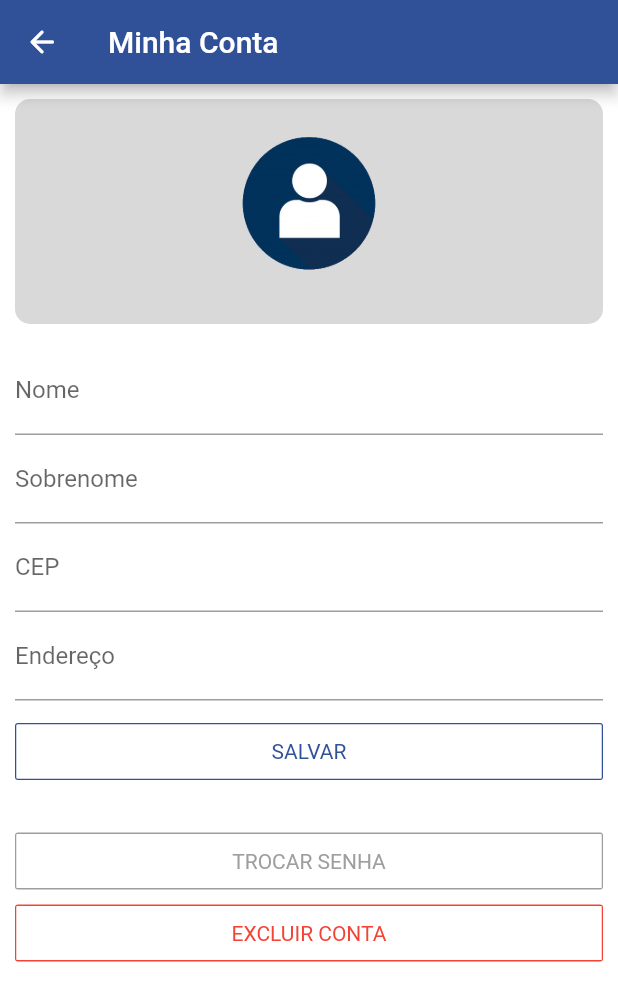
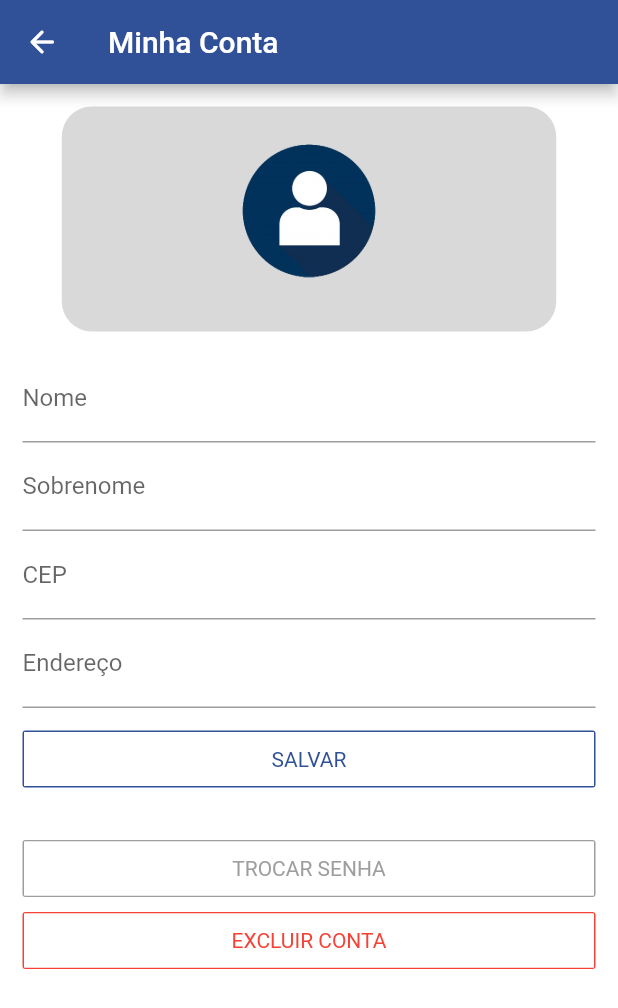
Before and after one commit to Lucas-Alf/open-market, a Flutter app: the Conta screen opened directly, on a phone screen of 412 x 824 dp. Shown: the top 1008 px of the screen. Run offline on Flutter 3.47's test engine with Material 2 defaults, Android fonts, the phone set to English and light mode, and no system bars; our stand-ins replace brasil_fields, cached_network_image, carousel_slider, cloud_firestore, firebase_auth, firebase_core and 4 more; accounts and stored records are empty; network calls fail; Roboto replaces fonts that are missing (Lalezar).

Commit message:
Imagem Conta e Produto

```diff
--- a/lib/conta.dart
+++ b/lib/conta.dart
@@ -1,3 +1,5 @@
+import 'dart:io';
+
 import 'package:brasil_fields/brasil_fields.dart';
 import 'package:cached_network_image/cached_network_image.dart';
 import 'package:cloud_firestore/cloud_firestore.dart';
@@ -5,6 +7,7 @@ import 'package:firebase_auth/firebase_auth.dart';
 import 'package:firebase_storage/firebase_storage.dart';
 import 'package:flutter/material.dart';
 import 'package:flutter/services.dart';
+import 'package:image_picker/image_picker.dart';
 import 'package:octo_image/octo_image.dart';
 import 'package:open_market/CustomOutlineButton.dart';
 import 'package:open_market/home.dart';
@@ -16,6 +19,8 @@ class Conta extends StatefulWidget {
 }
 
 class _ContaState extends State<Conta> {
+  File _image;
+
   GlobalKey<FormState> formKey = GlobalKey<FormState>();
   GlobalKey<ScaffoldState> scaffoldKey = GlobalKey<ScaffoldState>();
   TextEditingController usuarioCEP = new TextEditingController();
@@ -64,13 +69,14 @@ class _ContaState extends State<Conta> {
                 )))),
         key: scaffoldKey,
         body: SingleChildScrollView(
-            padding: EdgeInsets.all(10),
+            padding: EdgeInsets.all(15),
             child: Column(children: [
               Container(
                 height: 150,
+                width: MediaQuery.of(context).size.width/1.25,
                 decoration: BoxDecoration(
                   color: new Color(0xffD9D9D9),
-                  borderRadius: BorderRadius.circular(10.0),
+                  borderRadius: BorderRadius.circular(20.0),
                 ),
                 child: Container(
                   width: double.infinity,
@@ -83,8 +89,12 @@ class _ContaState extends State<Conta> {
                           if (snapshot.hasData) {
                             //Add way to upload a photo
                             return Container(
-                                padding: EdgeInsets.all(10),
-                                height: 100,
+                                //padding: EdgeInsets.all(10),
+                                height: 150,
+                                child: ConstrainedBox(
+                                    constraints: BoxConstraints.expand(),
+                                    child: FlatButton(
+                                        onPressed: chooseFile,
                                         child: OctoImage(
                                           image:
                                           CachedNetworkImageProvider(snapshot.data),
@@ -94,15 +104,24 @@ class _ContaState extends State<Conta> {
                                           errorBuilder:
                                           OctoError.icon(color: Colors.red),
                                           fit: BoxFit.cover,
-                                  height: 89,
-                                ));
+                                          height: 125,
+                                        )
+                                    )
+                                )
+                            );
                           } else {
                             return Column(
                               children: [
                                 SizedBox(height: 25),
-                                Image(
+                                FlatButton(
+                                    onPressed: chooseFile,
+                                    padding: EdgeInsets.all(0.0),
+                                    child: Image(
                                       image: AssetImage('assets/userIcon.png'),
-                                    height: 89)
+                                      height: 89,
+                                    ),
+                                )
+
                               ],
                             );
                           }
@@ -244,8 +263,7 @@ class _ContaState extends State<Conta> {
   }
 
   Future<String> ReturnImage() async {
-    final ref =
-        FirebaseStorage.instance.ref().child("imagensUsers/" + user.uid);
+    final ref = FirebaseStorage.instance.ref().child("imagensUsers/" + user.uid);
     String url = await ref.getDownloadURL();
     return url;
   }
@@ -278,4 +296,20 @@ class _ContaState extends State<Conta> {
           );
         });
   }
+
+  Future chooseFile() async {
+    await ImagePicker().getImage(source: ImageSource.gallery).then((image) {
+      setState(() {
+        _image =  File(image.path);
+      });
+    });
+    uploadFile();
   }
+
+  Future uploadFile() async {
+    StorageReference storageReference = FirebaseStorage.instance
+        .ref()
+        .child('imagensUsers/${user.uid}');
+    StorageUploadTask uploadTask = storageReference.putFile(_image);
+  }
+}
```
Also changed, not shown: lib/CustomProductWidget.dart (+4 -8 lines), lib/produto.dart (+7 -12 lines), assets/iconError.png (added). Lines whose indentation alone changed are shown as unchanged.
